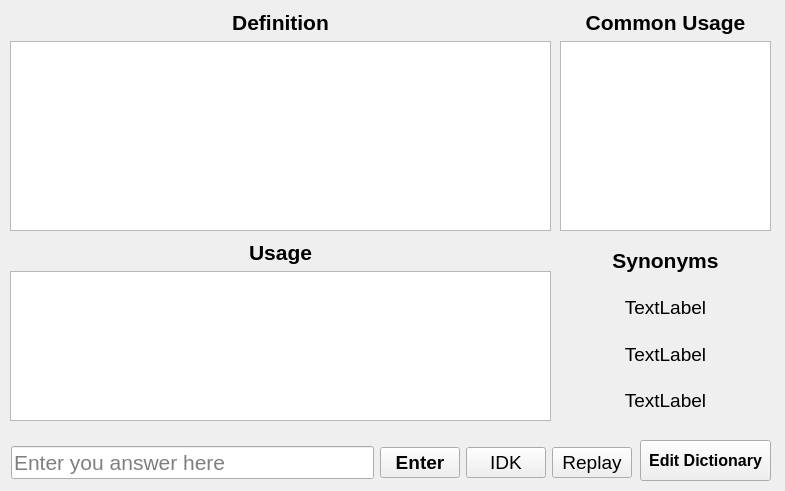
Qt form first.ui (brainbrain02/Personal-Dictionary) before a commit.
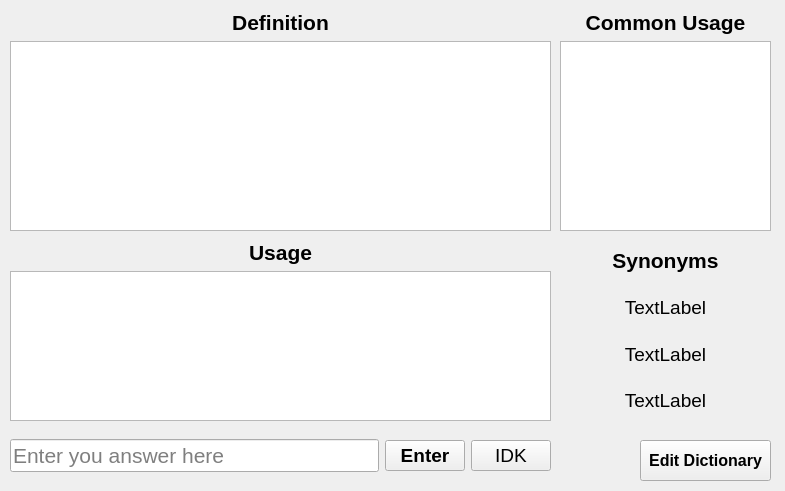
The same form after that commit.

Commit message: Complete handling wronge or IDK word with time repetition. Added configuration button in page 3, which allow to change word repetition value.

Patch:
```diff
--- a/first.ui
+++ b/first.ui
@@ -261,9 +261,9 @@
   <widget class="QWidget" name="">
    <property name="geometry">
     <rect>
-     <x>11</x>
-     <y>427</y>
-     <width>621</width>
+     <x>10</x>
+     <y>420</y>
+     <width>541</width>
      <height>71</height>
     </rect>
    </property>
@@ -326,29 +326,6 @@
       </property>
      </widget>
     </item>
-    <item>
-     <widget class="QPushButton" name="replay_btn">
-      <property name="font">
-       <font>
-        <pointsize>14</pointsize>
-        <weight>50</weight>
-        <bold>false</bold>
-       </font>
-      </property>
-      <property name="text">
-       <string>Replay</string>
-      </property>
-      <property name="iconSize">
-       <size>
-        <width>25</width>
-        <height>25</height>
-       </size>
-      </property>
-      <property name="checkable">
-       <bool>false</bool>
-      </property>
-     </widget>
-    </item>
    </layout>
   </widget>
  </widget>
```
The commit also changes 8 other files.
